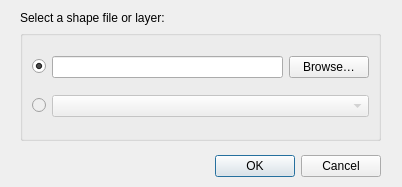
The window that ui/lpImportDialog.ui (wiscsims/line_profile) describes before a commit, drawn with Qt 5.
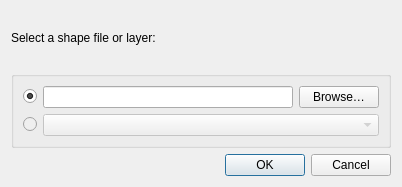
The same window after the commit.

Commit message: Improve High-DPI UI layout

Diff of the .ui file:
```diff
--- a/ui/lpImportDialog.ui
+++ b/ui/lpImportDialog.ui
@@ -16,36 +16,21 @@
   <property name="modal">
    <bool>true</bool>
   </property>
-  <widget class="QDialogButtonBox" name="buttonBox">
-   <property name="geometry">
-    <rect>
-     <x>20</x>
-     <y>150</y>
-     <width>361</width>
-     <height>32</height>
-    </rect>
-   </property>
-   <property name="orientation">
-    <enum>Qt::Horizontal</enum>
-   </property>
-   <property name="standardButtons">
-    <set>QDialogButtonBox::Cancel|QDialogButtonBox::Ok</set>
-   </property>
-  </widget>
+  <layout class="QVBoxLayout" name="verticalLayout">
+   <item>
+    <widget class="QLabel" name="label">
+     <property name="text">
+      <string>Select a shape file or layer:</string>
+     </property>
+    </widget>
+   </item>
+   <item>
   <widget class="QGroupBox" name="groupBox">
-   <property name="geometry">
-    <rect>
-     <x>20</x>
-     <y>30</y>
-     <width>361</width>
-     <height>111</height>
-    </rect>
-   </property>
    <property name="title">
     <string/>
    </property>
    <layout class="QGridLayout" name="gridLayout">
-    <item row="1" column="0">
+      <item row="0" column="0">
      <widget class="QRadioButton" name="RadBtn_FileSelect">
       <property name="text">
        <string/>
@@ -55,14 +40,14 @@
       </property>
      </widget>
     </item>
-    <item row="1" column="1">
+      <item row="0" column="1">
      <widget class="QLineEdit" name="TBox_ShapeFilePath">
       <property name="readOnly">
        <bool>true</bool>
       </property>
      </widget>
     </item>
-    <item row="1" column="2">
+      <item row="0" column="2">
      <widget class="QPushButton" name="Btn_OpenFileSelectDialog">
       <property name="text">
        <string>Browse…</string>
@@ -75,7 +60,7 @@
       </property>
      </widget>
     </item>
-    <item row="2" column="0">
+      <item row="1" column="0">
      <widget class="QRadioButton" name="RadBtn_LayerSelect">
       <property name="enabled">
        <bool>false</bool>
@@ -85,7 +70,7 @@
       </property>
      </widget>
     </item>
-    <item row="2" column="1" colspan="2">
+      <item row="1" column="1" colspan="2">
      <widget class="QComboBox" name="CmbBox_LayerSelect">
       <property name="enabled">
        <bool>false</bool>
@@ -94,22 +79,18 @@
     </item>
    </layout>
   </widget>
-  <widget class="QLabel" name="label">
-   <property name="geometry">
-    <rect>
-     <x>20</x>
-     <y>10</y>
-     <width>193</width>
-     <height>16</height>
-    </rect>
-   </property>
-   <property name="text">
-    <string>Select a shape file or layer:</string>
-   </property>
-  </widget>
-  <zorder>groupBox</zorder>
-  <zorder>buttonBox</zorder>
-  <zorder>label</zorder>
+   </item>
+   <item>
+    <widget class="QDialogButtonBox" name="buttonBox">
+     <property name="orientation">
+      <enum>Qt::Horizontal</enum>
+     </property>
+     <property name="standardButtons">
+      <set>QDialogButtonBox::Cancel|QDialogButtonBox::Ok</set>
+     </property>
+    </widget>
+   </item>
+  </layout>
  </widget>
  <resources/>
  <connections>
```
Lines whose indentation alone changed are shown as unchanged. The commit also changes 4 other files.
